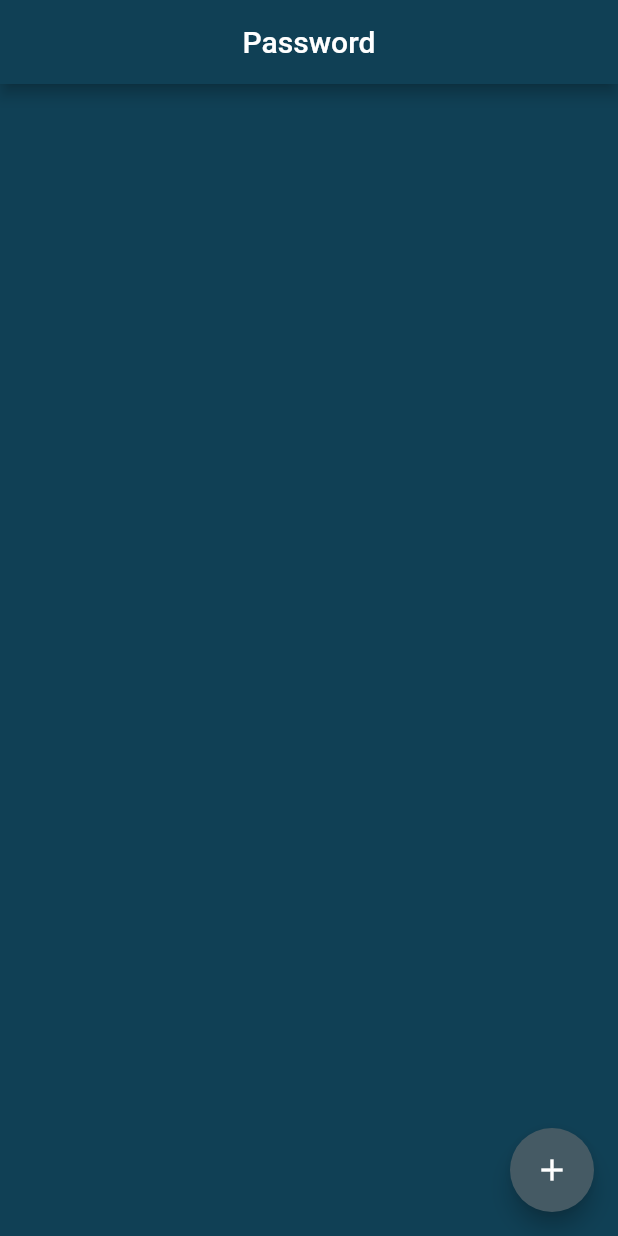
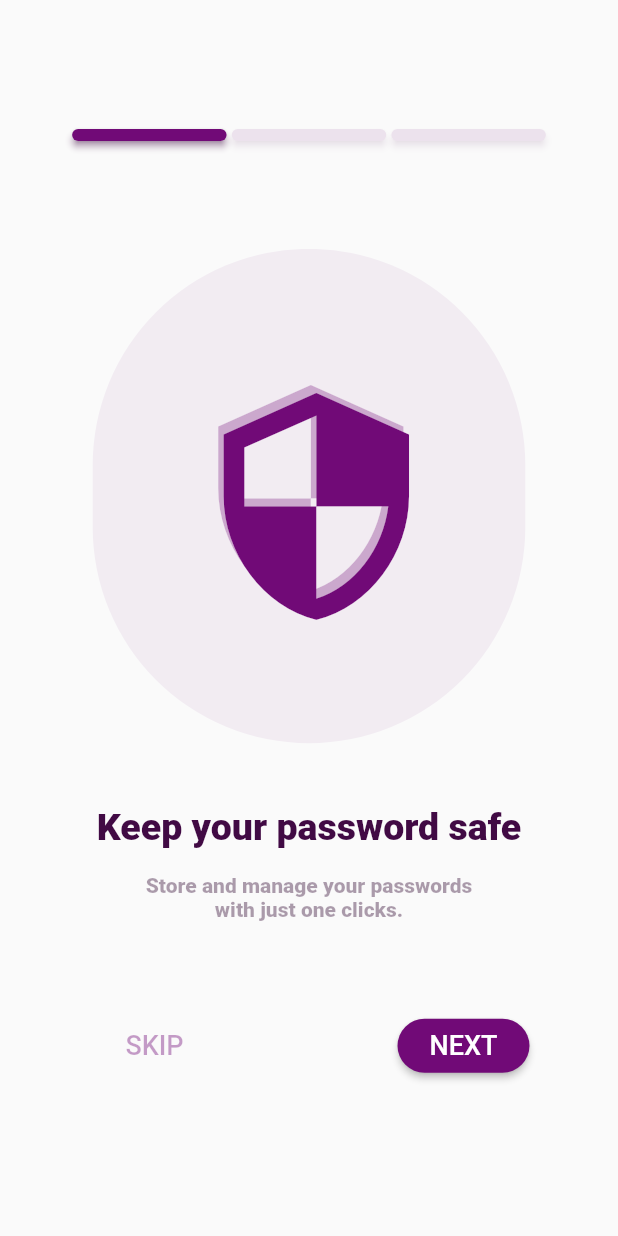
Before and after one commit to MR0100-zz/password_genny, a Flutter app: the screen it shows after launch, on a phone screen of 412 x 824 dp. Run offline on Flutter 3.47's test engine with Material 2 defaults, Android fonts, the phone set to English and light mode, and no system bars; our stand-ins replace lottie.

Commit message:
add onboarding page. - 07-10-2020

```diff
--- a/lib/main.dart
+++ b/lib/main.dart
@@ -1,211 +1,17 @@
 import 'package:flutter/material.dart';
-
-import 'dart:math';
+import 'package:lottie/lottie.dart';
+import 'package:password_genny/screens/splash_screen.dart';
 
 void main() => runApp(PasswordGenny());
+
+
 
 class PasswordGenny extends StatelessWidget {
   @override
   Widget build(BuildContext context) {
     return MaterialApp(
-      home: HomePage(),
+      home: SplashScreen(),
       debugShowCheckedModeBanner: false,
     );
   }
 }
-
-class HomePage extends StatefulWidget {
-  @override
-  _HomePageState createState() => _HomePageState();
-}
-
-class _HomePageState extends State<HomePage> {
-  List<String> _passwordCharactorsList = [
-    "a",
-    "b",
-    "c",
-    "d",
-    "e",
-    "f",
-    "g",
-    "h",
-    "i",
-    "j",
-    "k",
-    "l",
-    "m",
-    "n",
-    "o",
-    "p",
-    "q",
-    "r",
-    "s",
-    "t",
-    "u",
-    "v",
-    "w",
-    "x",
-    "y",
-    "z",
-    "A",
-    "B",
-    "C",
-    "D",
-    "E",
-    "F",
-    "G",
-    "H",
-    "I",
-    "J",
-    "K",
-    "L",
-    "M",
-    "N",
-    "O",
-    "P",
-    "Q",
-    "R",
-    "S",
-    "T",
-    "U",
-    "V",
-    "W",
-    "X",
-    "Y",
-    "Z",
-    "!",
-    "@",
-    "#",
-    "\$",
-    "%",
-    "^",
-    "&",
-    "*",
-    "(",
-    ")",
-    "_",
-    "-",
-    "+",
-    "=",
-    "[",
-    "]",
-    "{",
-    "}",
-    "1",
-    "2",
-    "3",
-    "4",
-    "5",
-    "6",
-    "7",
-    "8",
-    "9",
-    "0",
-    "?",
-    "/",
-    "\\"
-  ];
-  TextEditingController _applicationNameController = TextEditingController();
-  String myPassword = "";
-  int _passwordLength = 8;
-  List<Map<String, String>> passwordList = [];
-
-  Random r = Random();
-
-  void _generatePassword(int passwordLength, String appName) {
-    myPassword = "";
-    for (int i = 0; i < passwordLength; i++) {
-      int charNo = r.nextInt(_passwordCharactorsList.length);
-      myPassword = "$myPassword" + "${_passwordCharactorsList[charNo]}";
-    }
-    passwordList.add({"application": appName, "password": myPassword});
-    setState(() {});
-  }
-
-  @override
-  Widget build(BuildContext context) {
-    return Scaffold(
-        floatingActionButton: FloatingActionButton(
-          onPressed: () => showDialog(
-              context: context,
-              builder: (context) => Dialog(
-                    backgroundColor: Colors.white,
-                    child: Container(
-                      height: 150.0,
-                      width: 200.0,
-                      child: Column(
-                        children: [
-                          Padding(
-                            padding: const EdgeInsets.all(8.0),
-                            child: TextFormField(
-                              validator: (value) {
-                                return value != null && value != ""
-                                    ? null
-                                    : "enter application name";
-                              },
-                              autovalidate: true,
-                              controller: _applicationNameController,
-                              decoration: InputDecoration(
-                                  hintText: "Add Application name"),
-                            ),
-                          ),
-                          DropdownButton(items: [
-                            DropdownMenuItem(child: Text('8'), value: 8),
-                            DropdownMenuItem(child: Text('9'), value: 9),
-                            DropdownMenuItem(child: Text('10'), value: 10),
-                            DropdownMenuItem(child: Text('11'), value: 11),
-                            DropdownMenuItem(child: Text('12'), value: 12),
-                            DropdownMenuItem(child: Text('13'), value: 13),
-                            DropdownMenuItem(child: Text('14'), value: 14),
-                            DropdownMenuItem(child: Text('15'), value: 15),
-                          ], onChanged: (value) {
-                            setState(() {
-                              _passwordLength = value;
-                            });
-                          }),
-                          RaisedButton(
-                              onPressed: () {
-                                if (_applicationNameController.text != null &&
-                                    _applicationNameController.text != "") {
-                                  _generatePassword(
-                                      _passwordLength, _applicationNameController.text);
-                                }
-                                Navigator.pop(context);
-                              },
-                              child: Text(
-                                'Generate Password',
-                                style: TextStyle(color: Colors.white),
-                              ),
-                              color: Color(0xff104055)),
-                        ],
-                      ),
-                    ),
-                  )),
-          child: Icon(Icons.add),
-          backgroundColor: Colors.blueGrey[700],
-        ),
-        backgroundColor: Color(0xff104055),
-        appBar: AppBar(
-          backgroundColor: Color(0xff104055),
-          title: Text('Password'),
-          centerTitle: true,
-        ),
-        body: SingleChildScrollView(
-          physics: BouncingScrollPhysics(),
-          child: Column(
-            children: List.generate(
-                passwordList.length,
-                (index) => ListTile(
-                      title: Text(
-                        passwordList[index]['application'],
-                        style: TextStyle(color: Colors.white),
-                      ),
-                      subtitle: Text(
-                        passwordList[index]['password'],
-                        style: TextStyle(color: Colors.white),
-                      ),
-                    )),
-          ),
-        ));
-  }
-}
--- /dev/null
+++ b/lib/screens/on_boarding_screen.dart
@@ -0,0 +1,364 @@
+import 'package:flutter/material.dart';
+
+class OnBoardingScreen extends StatefulWidget {
+  @override
+  _OnBoardingScreenState createState() => _OnBoardingScreenState();
+}
+
+class _OnBoardingScreenState extends State<OnBoardingScreen> {
+  PageController _pgvc;
+  int _currPage = 0;
+
+  @override
+  void initState() {
+    super.initState();
+    _pgvc = PageController(initialPage: _currPage);
+  }
+
+  @override
+  Widget build(BuildContext context) {
+    Size screen = MediaQuery.of(context).size;
+    return Scaffold(
+        body: SingleChildScrollView(
+      physics: BouncingScrollPhysics(),
+      child: Column(
+        mainAxisAlignment: MainAxisAlignment.center,
+        children: [
+          SizedBox(height: 80.0),
+          _getTopIndicator(screen, currPage: _currPage),
+          SizedBox(
+            height: screen.height * 0.08,
+          ),
+          Container(
+            height: screen.height,
+            child: PageView(
+              children: [
+                _page1(screen,pgvc: _pgvc),
+                _page2(screen, pgvc: _pgvc),
+                _page3(screen),
+              ],
+              physics: BouncingScrollPhysics(),
+              controller: _pgvc,
+              onPageChanged: (page) => setState(() {
+                _currPage = page;
+              }),
+            ),
+          ),
+        ],
+      ),
+    ));
+  }
+
+  Widget _page1(Size screen, {PageController pgvc}) {
+    return Column(
+      children: [
+        Container(
+            height: screen.height * 0.4,
+            width: screen.width,
+            decoration: BoxDecoration(
+                borderRadius: BorderRadius.circular(screen.width),
+                color: Color(0xff710a77).withOpacity(0.06)),
+            margin: EdgeInsets.symmetric(horizontal: screen.width * 0.15),
+            alignment: Alignment.center,
+            child: Stack(
+              alignment: Alignment.center,
+              children: [
+                Align(
+                  alignment: Alignment(0.02, 0.02),
+                  child: Icon(Icons.security,
+                      color: Color(0xff710a77).withOpacity(0.3),
+                      size: screen.width * 0.4),
+                ),
+                Align(
+                  alignment: Alignment(0.08, 0.08),
+                  child: Icon(Icons.security,
+                      color: Color(0xff710a77), size: screen.width * 0.4),
+                ),
+              ],
+            )),
+        SizedBox(height: screen.height * 0.05),
+        Text(
+          'Keep your password safe',
+          style: TextStyle(
+              color: Color(0xff410a44),
+              fontSize: 25.0,
+              fontWeight: FontWeight.w900),
+          textAlign: TextAlign.center,
+        ),
+        SizedBox(height: screen.height * 0.02),
+        Container(
+          width: screen.width * 0.55,
+          child: Text(
+            'Store and manage your passwords with just one clicks.',
+            style: TextStyle(
+                color: Color(0xff310a33).withOpacity(0.4),
+                fontSize: 14.0,
+                fontWeight: FontWeight.w900),
+            textAlign: TextAlign.center,
+          ),
+        ),
+        SizedBox(height: screen.height * 0.04),
+        Container(
+          height: 100.0,
+          child: Row(
+            mainAxisAlignment: MainAxisAlignment.spaceAround,
+            children: [
+              FlatButton(
+                onPressed: () {
+                  pgvc.animateToPage(2, duration: Duration(milliseconds: 200), curve: Curves.easeIn);
+                },
+                child: Text(
+                  'SKIP',
+                  style: TextStyle(
+                      color: Color(0xff710a77).withOpacity(0.4),
+                      fontSize: 18.0),
+                ),
+              ),
+              RaisedButton(
+                  onPressed: () {
+                    pgvc.nextPage(duration: Duration(milliseconds: 400), curve: Curves.easeIn);
+                  },
+                  color: Color(0xff710a77),
+                  shape: RoundedRectangleBorder(
+                    borderRadius: BorderRadius.circular(50.0),
+                  ),
+                  child: Text(
+                    'NEXT',
+                    style: TextStyle(color: Color(0xffffffff), fontSize: 18.0),
+                  ))
+            ],
+          ),
+        ),
+      ],
+    );
+  }
+
+    Widget _page2(Size screen, {PageController pgvc}) {
+    return Column(
+      children: [
+        Container(
+            height: screen.height * 0.4,
+            width: screen.width,
+            decoration: BoxDecoration(
+                borderRadius: BorderRadius.circular(screen.width),
+                color: Color(0xff710a77).withOpacity(0.06)),
+            margin: EdgeInsets.symmetric(horizontal: screen.width * 0.15),
+            alignment: Alignment.center,
+            child: Stack(
+              alignment: Alignment.center,
+              children: [
+                Align(
+                  alignment: Alignment(0.02, 0.02),
+                  child: Icon(Icons.dialpad,
+                      color: Color(0xff710a77).withOpacity(0.3),
+                      size: screen.width * 0.4),
+                ),
+                Align(
+                  alignment: Alignment(0.08, 0.08),
+                  child: Icon(Icons.dialpad,
+                      color: Color(0xff710a77), size: screen.width * 0.4),
+                ),
+              ],
+            )),
+        SizedBox(height: screen.height * 0.05),
+        Text(
+          'Generate Random password',
+          style: TextStyle(
+              color: Color(0xff410a44),
+              fontSize: 25.0,
+              fontWeight: FontWeight.w900),
+          textAlign: TextAlign.center,
+        ),
+        SizedBox(height: screen.height * 0.02),
+        Container(
+          width: screen.width * 0.55,
+          child: Text(
+            'Get higher security with randomly generated strong passwords.',
+            style: TextStyle(
+                color: Color(0xff310a33).withOpacity(0.4),
+                fontSize: 14.0,
+                fontWeight: FontWeight.w900),
+            textAlign: TextAlign.center,
+          ),
+        ),
+        SizedBox(height: screen.height * 0.04),
+        Container(
+          height: 100.0,
+          child: Row(
+            mainAxisAlignment: MainAxisAlignment.spaceAround,
+            children: [
+              FlatButton(
+                onPressed: () {
+                  pgvc.animateToPage(2, duration: Duration(milliseconds: 200), curve: Curves.easeIn);
+                },
+                child: Text(
+                  'SKIP',
+                  style: TextStyle(
+                      color: Color(0xff710a77).withOpacity(0.4),
+                      fontSize: 18.0),
+                ),
+              ),
+              RaisedButton(
+                  onPressed: () {
+                    pgvc.nextPage(duration: Duration(milliseconds: 400), curve: Curves.easeIn);
+                  },
+                  color: Color(0xff710a77),
+                  shape: RoundedRectangleBorder(
+                    borderRadius: BorderRadius.circular(50.0),
+                  ),
+                  child: Text(
+                    'NEXT',
+                    style: TextStyle(color: Color(0xffffffff), fontSize: 18.0),
+                  ))
+            ],
+          ),
+        ),
+      ],
+    );
+  }
+
+  Widget _page3(Size screen) {
+    return Column(
+      children: [
+        Container(
+            height: screen.height * 0.4,
+            width: screen.width,
+            decoration: BoxDecoration(
+                borderRadius: BorderRadius.circular(screen.width),
+                color: Color(0xff710a77).withOpacity(0.06)),
+            margin: EdgeInsets.symmetric(horizontal: screen.width * 0.15),
+            alignment: Alignment.center,
+            child: Stack(
+              alignment: Alignment.center,
+              children: [
+                Align(
+                  alignment: Alignment(0.02, 0.02),
+                  child: Icon(Icons.lock_outline,
+                      color: Color(0xff710a77).withOpacity(0.3),
+                      size: screen.width * 0.4),
+                ),
+                Align(
+                  alignment: Alignment(0.08, 0.08),
+                  child: Icon(Icons.lock_outline,
+                      color: Color(0xff710a77), size: screen.width * 0.4),
+                ),
+              ],
+            )),
+        SizedBox(height: screen.height * 0.05),
+        Text(
+          'Strong lock security',
+          style: TextStyle(
+              color: Color(0xff410a44),
+              fontSize: 25.0,
+              fontWeight: FontWeight.w900),
+          textAlign: TextAlign.center,
+        ),
+        SizedBox(height: screen.height * 0.02),
+        Container(
+          width: screen.width * 0.55,
+          child: Text(
+            'Your applications are now safe with strong passwords.',
+            style: TextStyle(
+                color: Color(0xff310a33).withOpacity(0.4),
+                fontSize: 14.0,
+                fontWeight: FontWeight.w900),
+            textAlign: TextAlign.center,
+          ),
+        ),
+        SizedBox(height: screen.height * 0.07),
+        Material(
+          elevation: 4.0,
+          shadowColor: Color(0xff710a77).withOpacity(0.1),
+          borderRadius: BorderRadius.circular(50.0),
+          child: Container(
+            height: 60.0,
+            width: screen.width * 0.7,
+            decoration: BoxDecoration(
+                borderRadius: BorderRadius.circular(50.0),
+                color: Color(0xff710a77)),
+            alignment: Alignment.center,
+            child: Text(
+              'Get Started',
+              style: TextStyle(
+                color: Colors.white,
+                fontSize: 25.0,
+              ),
+            ),
+          ),
+        ),
+      ],
+    );
+  }
+
+  Widget _getTopIndicator(Size screen, {int currPage = 0}) {
+    return Container(
+      width: screen.width,
+      height: 20.0,
+      child: Row(
+        mainAxisAlignment: MainAxisAlignment.spaceEvenly,
+        children: [
+          SizedBox(
+            width: screen.width * 0.1,
+          ),
+          Material(
+            elevation: 2.0,
+            borderRadius: BorderRadius.circular(50.0),
+            shadowColor: currPage == 0
+                ? Color(0xff710a77)
+                : Color(0xff710a77).withOpacity(0.2),
+            child: AnimatedContainer(
+              duration: Duration(milliseconds: 200),
+              height: 8.0,
+              width: screen.width * 0.25,
+              decoration: BoxDecoration(
+                color: currPage == 0
+                    ? Color(0xff710a77)
+                    : Color(0xff710a77).withOpacity(0.1),
+                borderRadius: BorderRadius.circular(50.0),
+              ),
+            ),
+          ),
+          Material(
+            elevation: 2.0,
+            borderRadius: BorderRadius.circular(50.0),
+            shadowColor: currPage == 1
+                ? Color(0xff710a77)
+                : Color(0xff710a77).withOpacity(0.2),
+            child: AnimatedContainer(
+              duration: Duration(milliseconds: 200),
+              height: 8.0,
+              width: screen.width * 0.25,
+              decoration: BoxDecoration(
+                color: currPage == 1
+                    ? Color(0xff710a77)
+                    : Color(0xff710a77).withOpacity(0.1),
+                borderRadius: BorderRadius.circular(50.0),
+              ),
+            ),
+          ),
+          Material(
+            elevation: 2.0,
+            borderRadius: BorderRadius.circular(50.0),
+            shadowColor: currPage == 2
+                ? Color(0xff710a77)
+                : Color(0xff710a77).withOpacity(0.2),
+            child: AnimatedContainer(
+              duration: Duration(milliseconds: 200),
+              height: 8.0,
+              width: screen.width * 0.25,
+              decoration: BoxDecoration(
+                color: currPage == 2
+                    ? Color(0xff710a77)
+                    : Color(0xff710a77).withOpacity(0.1),
+                borderRadius: BorderRadius.circular(50.0),
+              ),
+            ),
+          ),
+          SizedBox(
+            width: screen.width * 0.1,
+          ),
+        ],
+      ),
+    );
+  }
+}
--- /dev/null
+++ b/lib/screens/splash_screen.dart
@@ -0,0 +1,34 @@
+import 'package:flutter/material.dart';
+import 'package:lottie/lottie.dart';
+import 'package:password_genny/screens/on_boarding_screen.dart';
+
+class SplashScreen extends StatefulWidget {
+  @override
+  _SplashScreenState createState() => _SplashScreenState();
+}
+
+class _SplashScreenState extends State<SplashScreen> {
+  @override
+  void initState() {
+    super.initState();
+    _redirectToanotherScreen();
+  }
+
+  /// after 5 seconds it will redirect to the another screen...
+  _redirectToanotherScreen() async {
+    await Future.delayed(Duration(seconds: 5), () {
+      Navigator.pushReplacement(
+          context, MaterialPageRoute(builder: (_) => OnBoardingScreen()));
+    });
+  }
+
+  @override
+  Widget build(BuildContext context) {
+    return Scaffold(
+      body: Container(
+        // color: Color(0xff710a77),
+        child: Center(child: Lottie.asset('assets/splash.json')),
+      ),
+    );
+  }
+}
--- a/pubspec.yaml
+++ b/pubspec.yaml
@@ -28,6 +28,7 @@ dependencies:
   # The following adds the Cupertino Icons font to your application.
   # Use with the CupertinoIcons class for iOS style icons.
   cupertino_icons: ^1.0.0
+  lottie: ^0.6.0
 
 dev_dependencies:
   flutter_test:
@@ -48,6 +49,9 @@ flutter:
   # assets:
   #   - images/a_dot_burr.jpeg
   #   - images/a_dot_ham.jpeg
+  assets:
+    - assets/splash.json
+    - assets/splash-dark.json
 
   # An image asset can refer to one or more resolution-specific "variants", see
   # https://flutter.dev/assets-and-images/#resolution-aware.
```
Also changed, not shown: assets/splash-dark.json (added, +1 -0 lines), assets/splash.json (added, +1 -0 lines), pubspec.lock.
